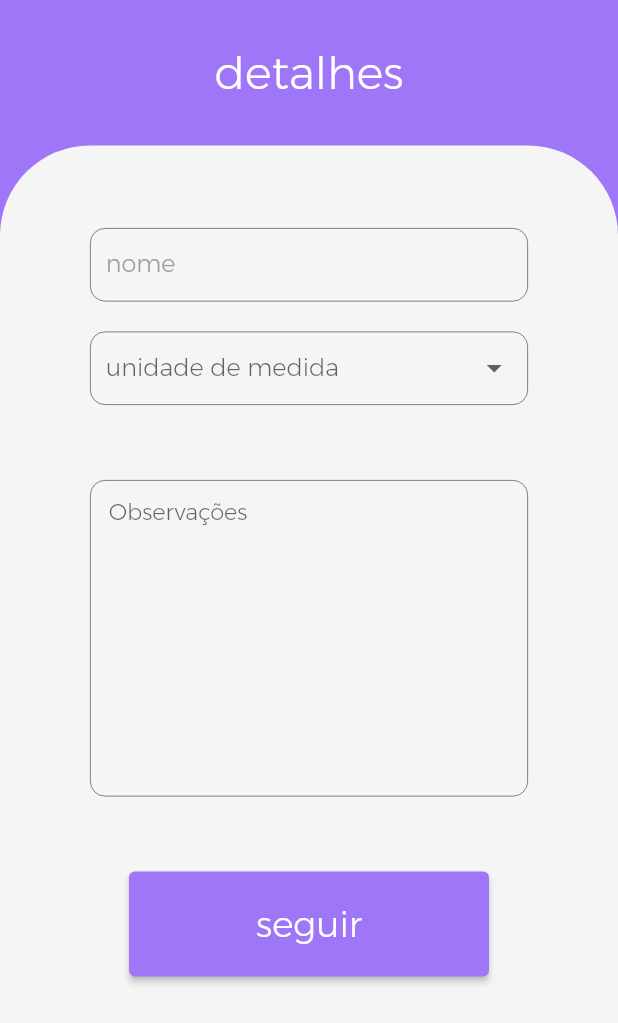
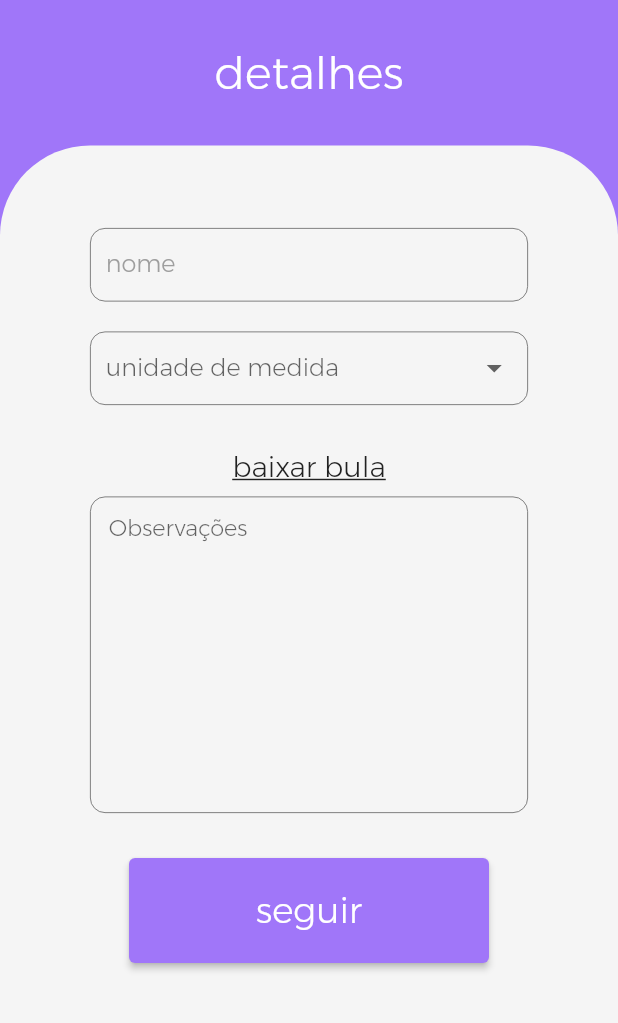
Before and after one commit to hunteradv/gmed, a Flutter app: the DrugListPage screen opened by its route, after a tap on the "add" icon, on a phone screen of 412 x 824 dp. Shown: the top 1023 px of the screen. Run offline on Flutter 3.47's test engine with Material 2 defaults, Android fonts, the light colour scheme and no system bars; our stand-ins replace cloud_firestore, firebase_auth, firebase_core, flutter_typeahead; missing offline and left inert: autocomplete_textfield; accounts and stored records are empty.

Commit message:
2023-10-29: Finalizada edição de medicamento e baixar bula

```diff
--- a/lib/drugDetail.dart
+++ b/lib/drugDetail.dart
@@ -1,6 +1,10 @@
+import 'dart:async';
+
 import 'package:flutter/material.dart';
 import 'package:gmed/messaging.dart';
+import 'package:gmed/repository/drug_repository.dart';
 import 'package:intl/intl.dart';
+import 'package:url_launcher/url_launcher.dart';
 import 'model/drugDto.dart';
 import 'model/measure.dart';
 
@@ -22,6 +26,7 @@ class _DrugDetailState extends State<DrugDetailPage> {
   var noteTxt = TextEditingController();
   Messaging messaging = Messaging();
   String? leaflet;
+  var repository = DrugRepository();
 
   final Map<Measure, String> measures = {
     Measure.milliliter: 'mililitro(s)',
@@ -31,7 +36,9 @@ class _DrugDetailState extends State<DrugDetailPage> {
   };
 
   @override
-  Widget build(BuildContext context) {
+  Future<void> didChangeDependencies() async {
+    super.didChangeDependencies();
+
     Map<String, dynamic>? arguments =
         ModalRoute.of(context)?.settings.arguments as Map<String, dynamic>?;
     if (arguments != null) {
@@ -59,7 +66,10 @@ class _DrugDetailState extends State<DrugDetailPage> {
       nameTxt.text = drug!.name ?? "";
       leaflet = drug!.leaflet;
     }
+  }
 
+  @override
+  Widget build(BuildContext context) {
     return Scaffold(
       resizeToAvoidBottomInset: false,
       body: Container(
@@ -154,7 +164,19 @@ class _DrugDetailState extends State<DrugDetailPage> {
                             }),
                       ),
                       const SizedBox(
-                        height: 50,
+                        height: 30,
+                      ),
+                      GestureDetector(
+                        onTap: () => {openLeaflet()},
+                        child: const Text(
+                          "baixar bula",
+                          style: TextStyle(
+                              fontSize: 19,
+                              decoration: TextDecoration.underline),
+                        ),
+                      ),
+                      const SizedBox(
+                        height: 8,
                       ),
                       Container(
                         margin: const EdgeInsets.fromLTRB(40, 0, 40, 0),
@@ -174,7 +196,7 @@ class _DrugDetailState extends State<DrugDetailPage> {
                         ),
                       ),
                       const SizedBox(
-                        height: 50,
+                        height: 30,
                       ),
                       ElevatedButton(
                         onPressed: () => {confirm(context)},
@@ -185,6 +207,30 @@ class _DrugDetailState extends State<DrugDetailPage> {
                           'seguir',
                           style: TextStyle(
                               fontSize: 24, fontFamily: 'montserratLight'),
+                        ),
+                      ),
+                      const SizedBox(height: 10),
+                      Visibility(
+                        visible: isEdit,
+                        child: Container(
+                          decoration: BoxDecoration(
+                              border: Border.all(color: Colors.red),
+                              borderRadius:
+                                  const BorderRadius.all(Radius.circular(5))),
+                          child: ElevatedButton(
+                            onPressed: () =>
+                                {deleteDrug(drug!.drugId!, context)},
+                            style: ElevatedButton.styleFrom(
+                                backgroundColor: Colors.white,
+                                fixedSize: const Size(240, 70)),
+                            child: const Text(
+                              'excluir',
+                              style: TextStyle(
+                                  fontSize: 24,
+                                  fontFamily: 'montserratLight',
+                                  color: Colors.red),
+                            ),
+                          ),
                         ),
                       ),
                     ],
@@ -223,4 +269,28 @@ class _DrugDetailState extends State<DrugDetailPage> {
     Navigator.pushNamed(context, "/drugPeriodConfig",
         arguments: {'drug': drug, "isEdit": isEdit});
   }
+
+  deleteDrug(String drugId, BuildContext context) async {
+    var response = await messaging.confirmYesNo(
+        "Tem certeza que deseja excluir? ao confirmar, todos os agendamentos desse medicamento serão excluidos",
+        context);
+
+    if (response == true) {
+      // ignore: use_build_context_synchronously
+      repository.deleteDrug(drugId, context);
+      // ignore: use_build_context_synchronously
+      messaging.showSnackBar("medicamento excluido", context);
+
+      // ignore: use_build_context_synchronously
+      Navigator.pushNamedAndRemoveUntil(context, "/drugList", (route) => false);
+    }
+  }
+
+  void openLeaflet() async {
+    //if (await canLaunchUrl(Uri.parse(drug!.leaflet!))) {
+    await launchUrl(Uri.parse(drug!.leaflet!));
+    // } else {
+    //   throw 'Não foi possível abrir o link: $drug!.leaflet!';
+    // }
+  }
 }
--- a/lib/drugList.dart
+++ b/lib/drugList.dart
@@ -43,6 +43,7 @@ class DrugListPage extends StatelessWidget {
   }
 
   Future<List<DrugDto>> getDrug(filter) async {
+    if (filter.length >= 3) {
       drugs = [];
       var url = "https://bula.vercel.app/pesquisar?nome=$filter";
       var response = await http.get(Uri.parse(url));
@@ -64,7 +65,7 @@ class DrugListPage extends StatelessWidget {
         }
         return accumulator;
       });
-
+    }
     return distinctDrugs;
   }
 
@@ -189,11 +190,7 @@ class DrugListPage extends StatelessWidget {
                                       bool taken = drug.data()['taken'];
                                       return !taken;
                                     })
-                                    .map((drug) => Dismissible(
-                                          onDismissed: (direction) =>
-                                              deleteDrug(drug.id, context),
-                                          key: Key(drug.id),
-                                          child: Card(
+                                    .map((drug) => Card(
                                           elevation: 2,
                                           shape: RoundedRectangleBorder(
                                             borderRadius:
@@ -218,8 +215,7 @@ class DrugListPage extends StatelessWidget {
                                                 Text(
                                                   drug['name'].length <= 15
                                                       ? drug['name']
-                                                        : drug['name']
-                                                                .substring(
+                                                      : drug['name'].substring(
                                                               0, 15) +
                                                           '...',
                                                   style: const TextStyle(
@@ -260,7 +256,6 @@ class DrugListPage extends StatelessWidget {
                                               value: drug['taken'],
                                             ),
                                           ),
-                                          ),
                                         ))
                                     .toList(),
                               ),
@@ -280,11 +275,7 @@ class DrugListPage extends StatelessWidget {
                                       bool taken = drug.data()['taken'];
                                       return taken;
                                     })
-                                    .map((drug) => Dismissible(
-                                          onDismissed: (direction) =>
-                                              deleteDrug(drug.id, context),
-                                          key: Key(drug.id),
-                                          child: Card(
+                                    .map((drug) => Card(
                                           elevation: 2,
                                           shape: RoundedRectangleBorder(
                                             borderRadius:
@@ -309,8 +300,7 @@ class DrugListPage extends StatelessWidget {
                                                 Text(
                                                   drug['name'].length <= 15
                                                       ? drug['name']
-                                                        : drug['name']
-                                                                .substring(
+                                                      : drug['name'].substring(
                                                               0, 15) +
                                                           '...',
                                                   style: const TextStyle(
@@ -348,7 +338,6 @@ class DrugListPage extends StatelessWidget {
                                             trailing: Checkbox(
                                               onChanged: (bool? value) => {},
                                               value: drug["taken"],
-                                              ),
                                             ),
                                           ),
                                         ))
@@ -402,26 +391,6 @@ class DrugListPage extends StatelessWidget {
     );
   }
 
-  deleteDrug(String id, BuildContext context) async {
-    var response = await messaging.confirmYesNo(
-        "Tem certeza que deseja excluir? ao confirmar, todos os agendamentos desse medicamento serão excluidos",
-        context);
-
-    if (response == true) {
-      // ignore: use_build_context_synchronously
-      repository.deleteDrug(id, context);
-      // ignore: use_build_context_synchronously
-      messaging.showSnackBar("medicamento excluido", context);
-    } else {
-      // ignore: use_build_context_synchronously
-      messaging.showSnackBar("operação cancelada", context);
-      Timer(const Duration(milliseconds: 500), () {
-        Navigator.pushReplacement(
-            context, MaterialPageRoute(builder: ((context) => DrugListPage())));
-      });
-    }
-  }
-
   void setTaken(id) {
     firestore.collection('drugs').doc(id).update({'taken': true});
   }
--- a/lib/register.dart
+++ b/lib/register.dart
@@ -93,6 +93,7 @@ class _RegisterPageState extends State<RegisterPage> {
   @override
   Widget build(BuildContext context) {
     return Scaffold(
+      resizeToAvoidBottomInset: false,
       body: Container(
         color: const Color(0xFFA076F9),
         width: double.infinity,
--- a/pubspec.yaml
+++ b/pubspec.yaml
@@ -44,6 +44,7 @@ dependencies:
   cloud_firestore:
   firebase_auth:
   http:
+  url_launcher:
 
 dev_dependencies:
   flutter_test:
```
Also changed, not shown: lib/drugPeriodConfig.dart (+14 -9 lines), lib/drugSchedulerConfig.dart (+42 -24 lines), lib/repository/drug_repository.dart (+23 -5 lines), pubspec.lock, 5 other files. Lines whose indentation alone changed are shown as unchanged.
